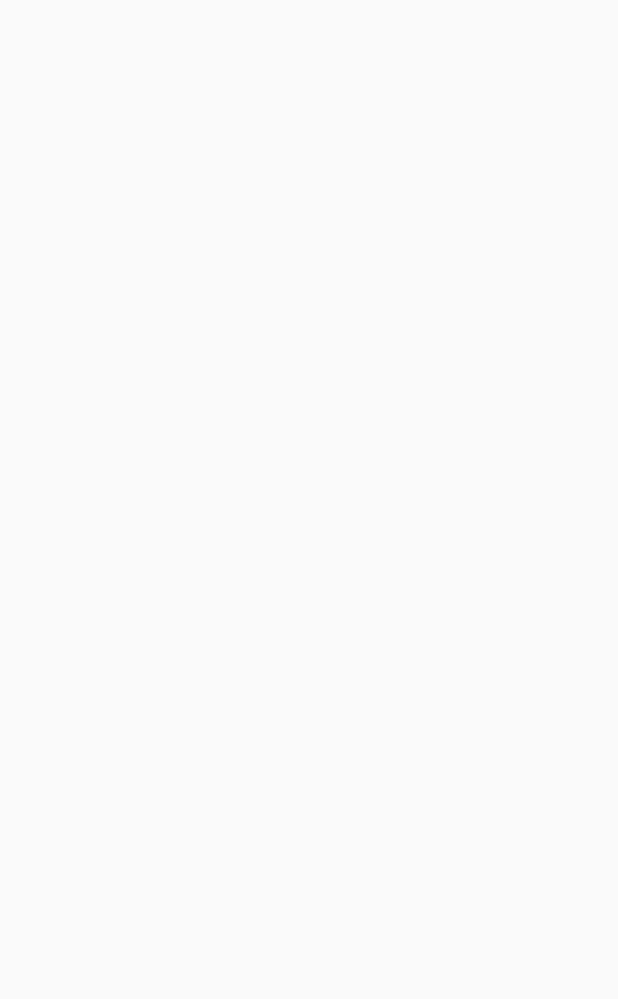
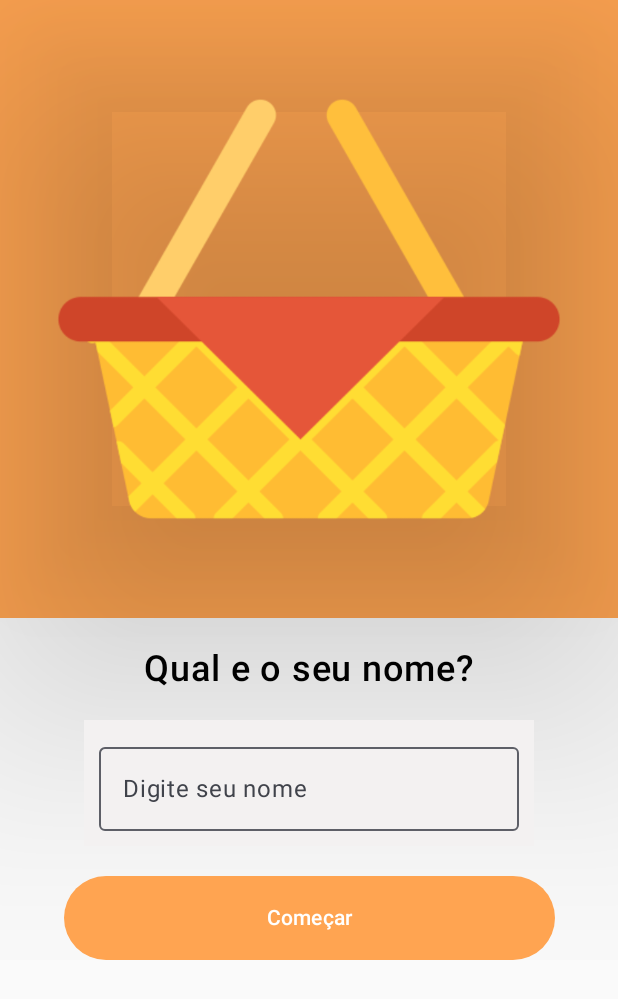
Before and after one commit to victorstorres/OrangeTask, an Android app built with Jetpack Compose: the screen it shows after launch (MainActivity), on a phone screen of 412 x 824 dp. Before the commit the part shown is empty. Shown: the top 999 px of the screen. Run offline under Robolectric (Android 15) with nearby library versions, the phone set to English and light mode, and no system bars.

Commit message:
Criando a tela de login
Criei a tela de login, coloquei a arquitetura mvvm

```diff
--- a/app/src/main/AndroidManifest.xml
+++ b/app/src/main/AndroidManifest.xml
@@ -13,10 +13,13 @@
         android:theme="@style/Theme.OrangeTask"
         tools:targetApi="31">
         <activity
+            android:windowSoftInputMode="adjustResize"
             android:name=".MainActivity"
             android:exported="true"
             android:label="@string/app_name"
-            android:theme="@style/Theme.OrangeTask">
+            android:theme="@style/Theme.OrangeTask"
+            >
+
             <intent-filter>
                 <action android:name="android.intent.action.MAIN" />
 
--- a/app/src/main/java/com/example/orangetask/MainActivity.kt
+++ b/app/src/main/java/com/example/orangetask/MainActivity.kt
@@ -3,19 +3,20 @@ package com.example.orangetask
 import android.os.Bundle
 import androidx.activity.ComponentActivity
 import androidx.activity.compose.setContent
-import androidx.activity.enableEdgeToEdge
-import androidx.navigation.compose.rememberNavController
+import androidx.activity.viewModels
+import androidx.compose.runtime.collectAsState
 import com.example.orangetask.theme.OrangeTaskTheme
-import com.example.orangetask.ui.OrangeTaskNavHost
+import com.example.orangetask.ui.login.LoginScreen
+import com.example.orangetask.ui.login.LoginScreenViewModel
 
 class MainActivity : ComponentActivity() {
     override fun onCreate(savedInstanceState: Bundle?) {
         super.onCreate(savedInstanceState)
-        enableEdgeToEdge()
         setContent {
             OrangeTaskTheme {
-                    val navController = rememberNavController()
-                    OrangeTaskNavHost(navController = navController)
+                    val viewModel by viewModels<LoginScreenViewModel>()
+                   val state = viewModel.uiState.collectAsState()
+                   LoginScreen(state = state.value)
             }
         }
     }
--- /dev/null
+++ b/app/src/main/java/com/example/orangetask/ui/login/LoginScreen.kt
@@ -0,0 +1,98 @@
+package com.example.orangetask.ui.login
+
+import android.widget.Space
+import androidx.compose.foundation.Image
+import androidx.compose.foundation.background
+import androidx.compose.foundation.layout.Arrangement
+import androidx.compose.foundation.layout.Box
+import androidx.compose.foundation.layout.Column
+import androidx.compose.foundation.layout.Spacer
+import androidx.compose.foundation.layout.fillMaxHeight
+import androidx.compose.foundation.layout.fillMaxWidth
+import androidx.compose.foundation.layout.height
+import androidx.compose.foundation.layout.heightIn
+import androidx.compose.foundation.layout.padding
+import androidx.compose.foundation.layout.width
+import androidx.compose.foundation.layout.widthIn
+import androidx.compose.material3.Button
+import androidx.compose.material3.ButtonDefaults
+import androidx.compose.material3.OutlinedTextField
+import androidx.compose.material3.Text
+import androidx.compose.runtime.Composable
+import androidx.compose.runtime.getValue
+import androidx.compose.runtime.mutableStateOf
+import androidx.compose.runtime.remember
+import androidx.compose.runtime.setValue
+import androidx.compose.ui.Alignment
+import androidx.compose.ui.Modifier
+import androidx.compose.ui.draw.shadow
+import androidx.compose.ui.res.painterResource
+import androidx.compose.ui.text.font.FontWeight
+import androidx.compose.ui.tooling.preview.Preview
+import androidx.compose.ui.unit.dp
+import androidx.compose.ui.unit.sp
+import com.example.orangetask.R
+import com.example.orangetask.ui.theme.greyText
+import com.example.orangetask.ui.theme.orangeBackGroud
+
+@Composable
+fun LoginScreen(
+    modifier: Modifier = Modifier,
+    state: LoginScreenUiState
+) {
+    Column(
+        modifier = modifier.fillMaxWidth(),
+        verticalArrangement = Arrangement.spacedBy(20.dp),
+        horizontalAlignment = Alignment.CenterHorizontally,
+    ) {
+        Column(
+            verticalArrangement = Arrangement.Center,
+            horizontalAlignment = Alignment.CenterHorizontally,
+            modifier = Modifier
+                .background(orangeBackGroud)
+                .fillMaxWidth()
+                .fillMaxHeight(0.5f)
+        ) {
+            Image(
+                modifier = Modifier
+                    .padding(16.dp)
+                    .shadow(elevation = 100.dp),
+                painter = painterResource(id = R.drawable.cesta),
+                contentDescription = "fruitbasket"
+            )
+
+        }
+        Text(
+            text = "Qual e o seu nome?",
+            fontWeight = FontWeight.SemiBold,
+            fontSize = 24.sp
+
+        )
+
+        OutlinedTextField(
+            modifier = Modifier
+                .background(greyText)
+                .padding(10.dp),
+            value = state.name,
+            label = { Text("Digite seu nome") },
+            onValueChange = state.onNameChange
+        )
+
+        Button(
+            modifier = Modifier
+                .widthIn(327.dp)
+                .heightIn(56.dp),
+            colors = ButtonDefaults.buttonColors(
+                containerColor = com.example.orangetask.theme.orangeBackGroud
+            ),
+            onClick = { /*TODO*/ }) {
+            Text("Começar")
+        }
+    }
+}
+
+@Preview(showSystemUi = true)
+@Composable
+private fun LoginScreenPrev() {
+    LoginScreen(state = LoginScreenUiState())
+}
--- /dev/null
+++ b/app/src/main/java/com/example/orangetask/ui/login/LoginScreenUiState.kt
@@ -0,0 +1,7 @@
+package com.example.orangetask.ui.login
+
+data class LoginScreenUiState(
+    val name: String = "",
+    val onNameChange:(String) -> Unit = { },
+    val onClickNextPage: () -> Unit = { },
+)
--- /dev/null
+++ b/app/src/main/java/com/example/orangetask/ui/login/LoginScreenViewModel.kt
@@ -0,0 +1,32 @@
+package com.example.orangetask.ui.login
+import androidx.lifecycle.ViewModel
+import kotlinx.coroutines.flow.MutableStateFlow
+import kotlinx.coroutines.flow.StateFlow
+import kotlinx.coroutines.flow.asStateFlow
+import kotlinx.coroutines.flow.update
+
+class LoginScreenViewModel : ViewModel() {
+    private val _uiState = MutableStateFlow(LoginScreenUiState())
+
+    val uiState : StateFlow<LoginScreenUiState>
+        get() =_uiState.asStateFlow()
+
+
+    init {
+       _uiState.update { state ->
+           state.copy(
+               onNameChange = {
+                   _uiState.value = _uiState.value.copy(
+                       name = it
+                   )
+               },
+           )
+       }
+    }
+
+
+
+
+
+
+}
--- a/app/src/main/java/com/example/orangetask/ui/theme/Color.kt
+++ b/app/src/main/java/com/example/orangetask/ui/theme/Color.kt
@@ -5,6 +5,7 @@ import androidx.compose.ui.graphics.Color
 val white = Color(0XFFFFFFFF)
 val black = Color(0xFF333333)
 val orangeBackGroud = Color(0xFFFFA451)
+val greyText = Color(0XFFF3F1F1)
 
 val Purple40 = Color(0xFF6650a4)
 val PurpleGrey40 = Color(0xFF625b71)
```
Also changed, not shown: app/src/main/java/com/example/orangetask/ui/login/InitialScreen.kt (added, +95 -0 lines), app/src/main/res/drawable/cesta.png (added).
